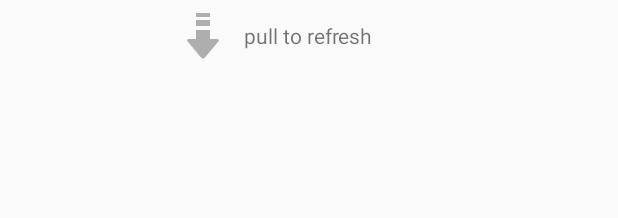
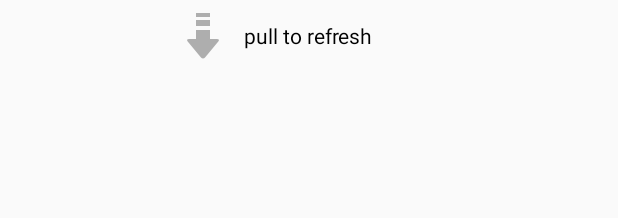
Before and after one commit to zhou-you/EasyXRecyclerView, an Android app: the layout listview_header.xml on its own in the app's theme, with its tools: preview values and no code run, on a phone screen of 412 x 824 dp. Shown: the top 218 px of the screen. Run offline under Robolectric (Android 15) with nearby library versions, the phone set to English and light mode, and no system bars.

Commit message:
增加颜色设置

```diff
--- a/easyrecyclerview/src/main/res/layout/listview_header.xml
+++ b/easyrecyclerview/src/main/res/layout/listview_header.xml
@@ -23,6 +23,7 @@
                 android:id="@+id/refresh_status_textview"
                 android:layout_width="wrap_content"
                 android:layout_height="wrap_content"
+                android:textColor="@color/refresh_status_textview_color"
                 android:text="@string/listview_header_hint_normal"/>
 
             <LinearLayout
--- /dev/null
+++ b/easyrecyclerview/src/main/res/values/colors.xml
@@ -0,0 +1,7 @@
+<?xml version="1.0" encoding="utf-8"?>
+<resources>
+    <color name="colorPrimary">#3F51B5</color>
+    <color name="colorPrimaryDark">#303F9F</color>
+    <color name="colorAccent">#FF4081</color>
+    <color name="refresh_status_textview_color">@android:color/black</color>
+</resources>
```
